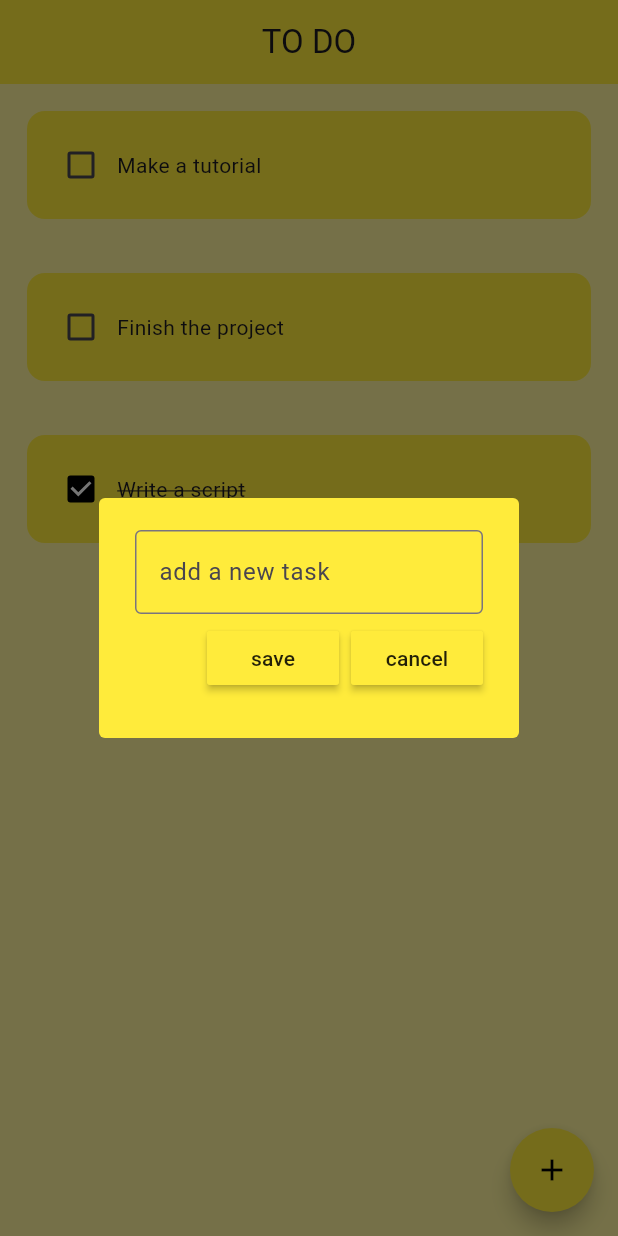
After one commit to DANIEL-DEMELASH/todo, a Flutter app: the screen it shows after launch, after a tap on the "add" icon, on a phone screen of 412 x 824 dp. The commit adds this screen. Run offline on Flutter 3.47's test engine with Material 3 defaults, Android fonts, the phone set to English and light mode, and no system bars.

Commit message:
added creating new task

```diff
--- a/lib/main.dart
+++ b/lib/main.dart
@@ -15,6 +15,7 @@ class MyApp extends StatelessWidget {
       home: const HomePage(),
       theme: ThemeData(
         primarySwatch: Colors.yellow,
+        primaryColor: Colors.yellow,
         appBarTheme: const AppBarTheme(
           backgroundColor: Colors.yellow,
         ),
--- a/lib/pages/home_page.dart
+++ b/lib/pages/home_page.dart
@@ -1,4 +1,5 @@
 import 'package:flutter/material.dart';
+import 'package:todo/utils/dialog_box.dart';
 import 'package:todo/utils/todo_tile.dart';
 
 class HomePage extends StatefulWidget {
@@ -9,6 +10,8 @@ class HomePage extends StatefulWidget {
 }
 
 class _HomePageState extends State<HomePage> {
+  final TextEditingController _controller = TextEditingController();
+
   List todoList = [
     [
       'Make a tutorial',
@@ -24,10 +27,29 @@ class _HomePageState extends State<HomePage> {
     ],
   ];
 
+  void addTask() {
+    setState(() {
+      todoList.add([_controller.text, false]);
+      _controller.clear();
+    });
+    Navigator.pop(context);
+  }
+
   void checkboxChanged(bool? value, int index) {
     setState(() {
       todoList[index][1] = !todoList[index][1];
     });
+  }
+
+  void createTodo() {
+    showDialog(
+        context: context,
+        builder: (context) {
+          return DialogBox(
+            controller: _controller,
+            onSave: addTask,
+          );
+        });
   }
 
   @override
@@ -38,6 +60,15 @@ class _HomePageState extends State<HomePage> {
         title: const Text('TO DO'),
         centerTitle: true,
         elevation: 0,
+      ),
+      floatingActionButton: FloatingActionButton(
+        onPressed: createTodo,
+        backgroundColor: Colors.yellow,
+        shape: RoundedRectangleBorder(borderRadius: BorderRadius.circular(50)),
+        child: const Icon(
+          Icons.add,
+          color: Colors.black,
+        ),
       ),
       body: ListView.builder(
         itemCount: todoList.length,
--- /dev/null
+++ b/lib/utils/dialog_box.dart
@@ -0,0 +1,40 @@
+import 'package:flutter/material.dart';
+import 'package:todo/utils/my_button.dart';
+
+class DialogBox extends StatelessWidget {
+  final TextEditingController controller;
+  VoidCallback onSave;
+  DialogBox({super.key, required this.controller, required this.onSave});
+
+  @override
+  Widget build(BuildContext context) {
+    return AlertDialog(
+      shape: RoundedRectangleBorder(borderRadius: BorderRadius.circular(4)),
+      backgroundColor: Colors.yellow,
+      content: SizedBox(
+        height: 120,
+        child: Column(
+          mainAxisAlignment: MainAxisAlignment.spaceEvenly,
+          children: [
+            TextField(
+              controller: controller,
+              decoration: const InputDecoration(
+                  border: OutlineInputBorder(), hintText: 'add a new task'),
+            ),
+            Row(
+              mainAxisAlignment: MainAxisAlignment.end,
+              children: [
+                MyButton(text: 'save', onPressed: onSave),
+                const SizedBox(
+                  width: 8,
+                ),
+                MyButton(
+                    text: 'cancel', onPressed: () => Navigator.pop(context)),
+              ],
+            )
+          ],
+        ),
+      ),
+    );
+  }
+}
--- /dev/null
+++ b/lib/utils/my_button.dart
@@ -0,0 +1,17 @@
+import 'package:flutter/material.dart';
+
+class MyButton extends StatelessWidget {
+  final String text;
+  VoidCallback onPressed;
+
+  MyButton({super.key, required this.text, required this.onPressed});
+
+  @override
+  Widget build(BuildContext context) {
+    return MaterialButton(
+      onPressed: onPressed,
+      color: Theme.of(context).primaryColor,
+      child: Text(text),
+    );
+  }
+}
```
